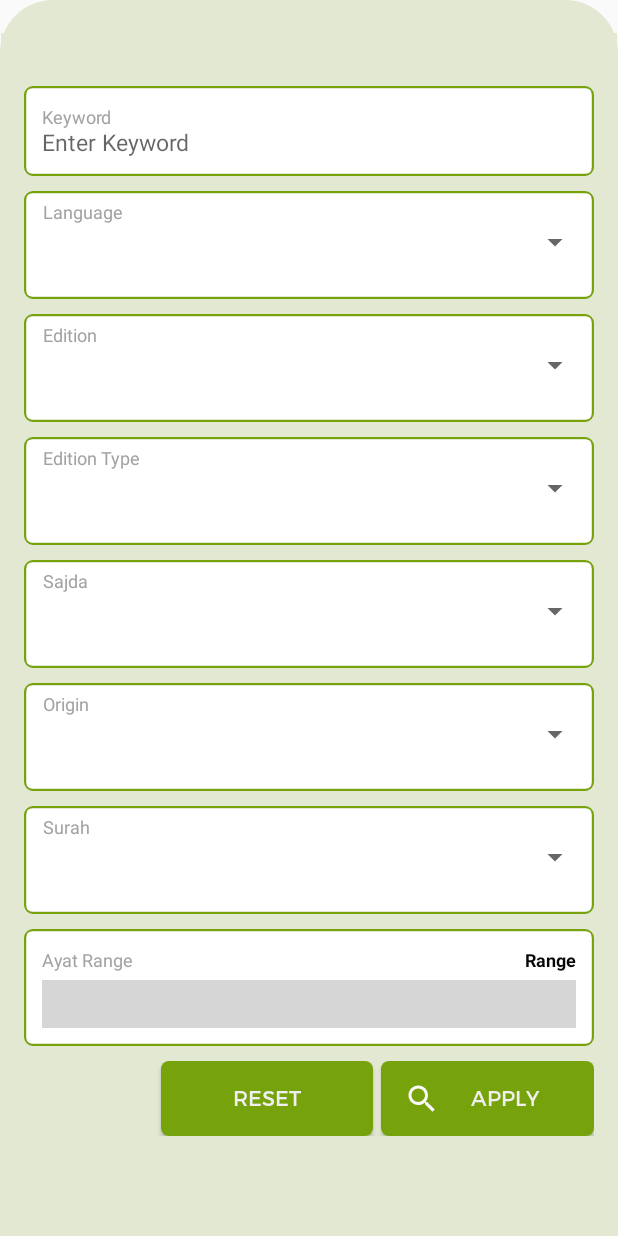
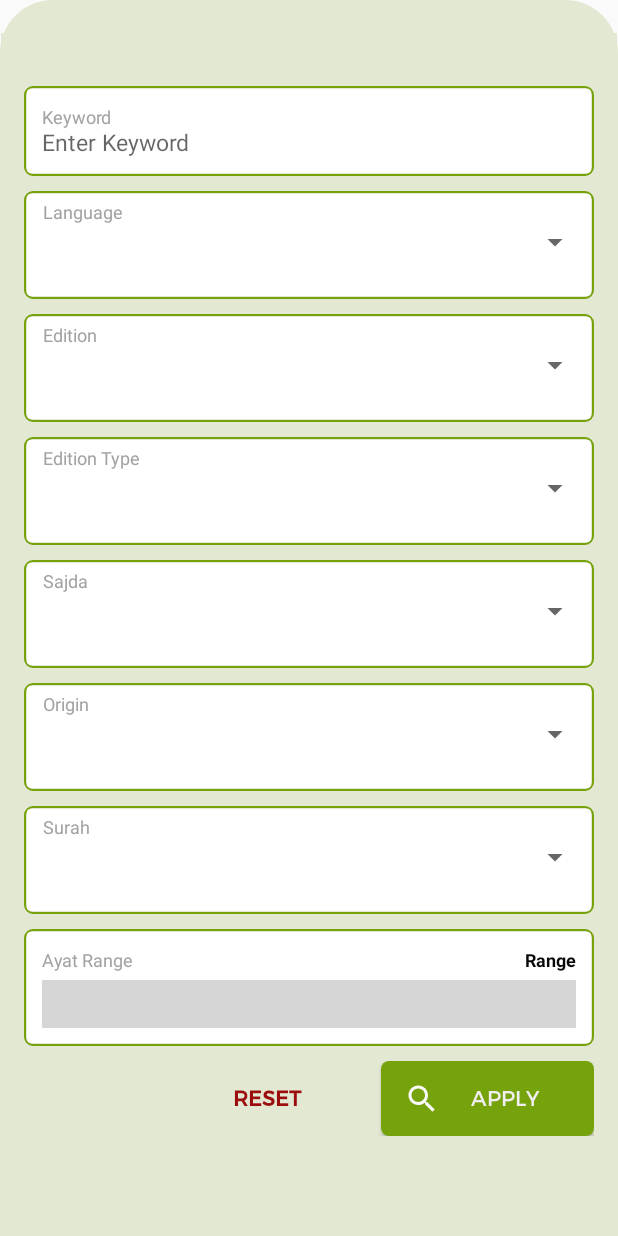
Before and after one commit to mrhammadasif/quran-research-android-v2, an Android app: the layout content_filers.xml on its own in the app's theme, with its tools: preview values and no code run, on a phone screen of 412 x 824 dp. Run offline under Robolectric (Android 15) with nearby library versions, the phone set to English and light mode, and no system bars; plain views replace RangeSeekBar, TagView; grey boxes are pictures that could not be loaded.

Commit message:
Reset Button Background changed

```diff
--- a/app/src/main/java/com/nitroxis/app/quranresearch/Fragment/SearchResultFragment.kt
+++ b/app/src/main/java/com/nitroxis/app/quranresearch/Fragment/SearchResultFragment.kt
@@ -2,6 +2,7 @@ package com.nitroxis.app.quranresearch.Fragment
 
 import android.annotation.SuppressLint
 import android.content.Context
+import android.net.ConnectivityManager
 import android.os.Bundle
 import android.util.Log
 import android.view.LayoutInflater
@@ -156,6 +157,7 @@ class SearchResultFragment : Fragment() {
                 //Log.d("000", v.toString())
 
             }
+
             mBottomSheetDialog.applyfilter.onClick {
                 if (mBottomSheetDialog.edit_keyowrd.text.isNullOrEmpty()) {
                     mBottomSheetDialog.edit_keyowrd.requestFocus()
@@ -231,6 +233,10 @@ class SearchResultFragment : Fragment() {
 
         return view
     }
+    fun Context.isNetworkReachable(): Boolean {
+        val cm = getSystemService(Context.CONNECTIVITY_SERVICE) as ConnectivityManager?
+        return cm!!.activeNetworkInfo != null && cm.activeNetworkInfo.isConnected
+    }
 
 
     override fun onAttach(context: Context) {
--- a/app/src/main/res/layout/content_filers.xml
+++ b/app/src/main/res/layout/content_filers.xml
@@ -471,12 +471,13 @@
                         android:layout_height="50dp"
                         android:layout_alignParentLeft="true"
                         android:layout_weight="1"
-                        android:background="@drawable/button"
+                        android:background="@null"
                         android:fontFamily="@font/montserrat_regular"
                         android:padding="5dp"
                         android:text="Reset"
-                        android:textColor="@color/white"
-                        android:textStyle="normal" />
+
+                        android:textColor="@color/red"
+                        android:textStyle="bold" />
 
                     <Button
                         android:id="@+id/applyfilter"
```
